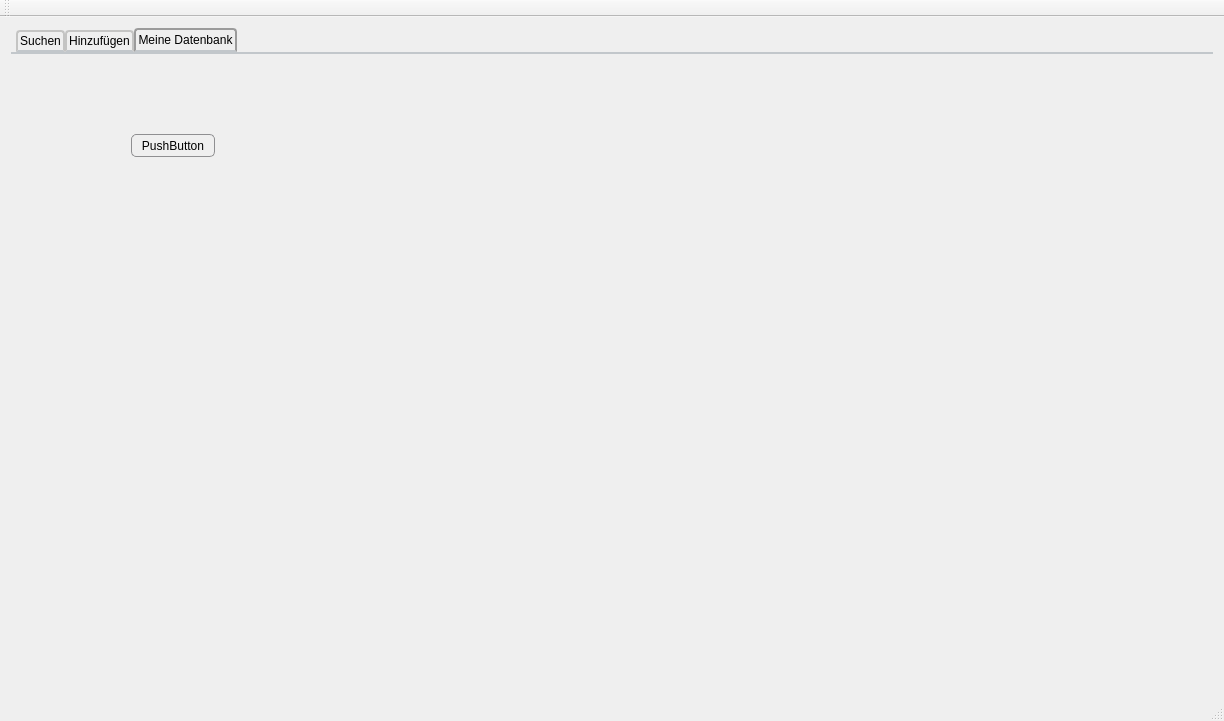
The window that mainwindow.ui (DaDarkDan/CookAndBakeryDb) describes before a commit, drawn with Qt 5.
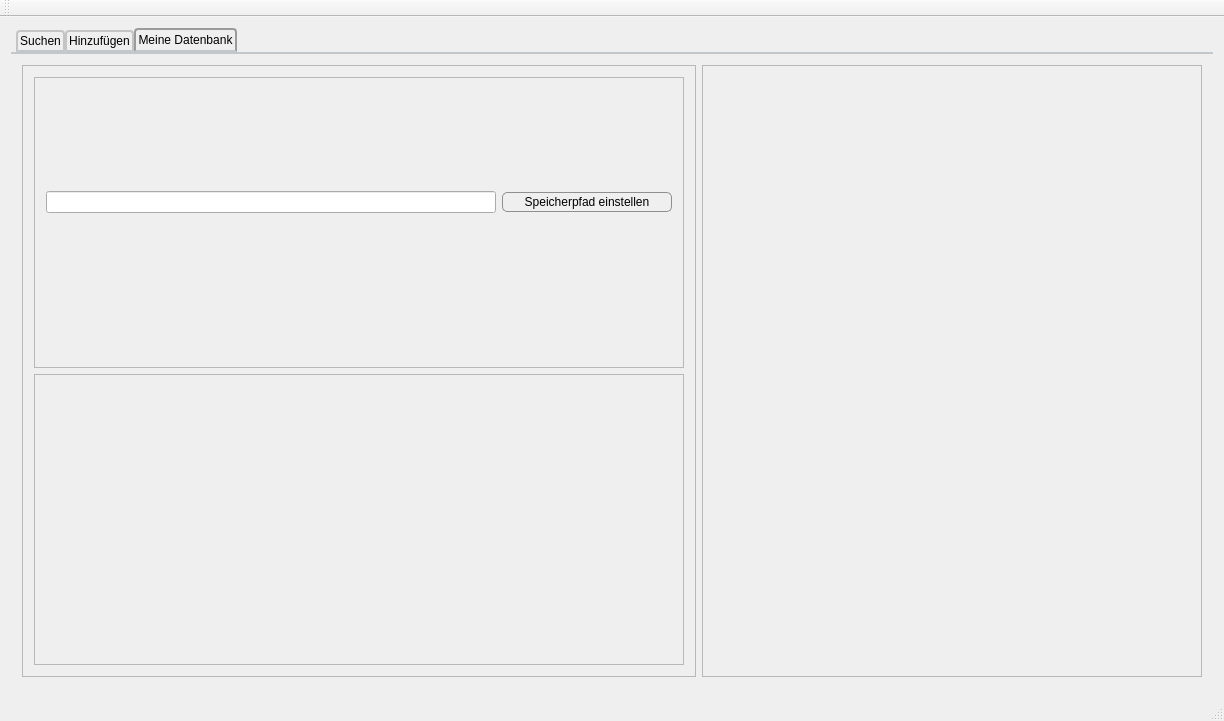
The same window after the commit. The open tabs and pages were chosen to show the change.

Commit message: Added HomePage & open Picture in native view & Bug fixing

Diff of the .ui file:
```diff
--- a/mainwindow.ui
+++ b/mainwindow.ui
@@ -1887,19 +1887,109 @@
        <attribute name="title">
         <string>Meine Datenbank</string>
        </attribute>
-       <widget class="QPushButton" name="pushButton">
-        <property name="geometry">
-         <rect>
-          <x>120</x>
-          <y>80</y>
-          <width>84</width>
-          <height>23</height>
-         </rect>
-        </property>
-        <property name="text">
-         <string>PushButton</string>
-        </property>
-       </widget>
+       <layout class="QHBoxLayout" name="horizontalLayout_5">
+        <item>
+         <widget class="QFrame" name="homeSettingsFrame">
+          <property name="frameShape">
+           <enum>QFrame::StyledPanel</enum>
+          </property>
+          <property name="frameShadow">
+           <enum>QFrame::Raised</enum>
+          </property>
+          <layout class="QVBoxLayout" name="verticalLayout_8">
+           <item>
+            <widget class="QFrame" name="generalSettingsFrame">
+             <property name="frameShape">
+              <enum>QFrame::StyledPanel</enum>
+             </property>
+             <property name="frameShadow">
+              <enum>QFrame::Raised</enum>
+             </property>
+             <layout class="QGridLayout" name="gridLayout_8">
+              <item row="2" column="0">
+               <spacer name="verticalSpacer">
+                <property name="orientation">
+                 <enum>Qt::Vertical</enum>
+                </property>
+                <property name="sizeType">
+                 <enum>QSizePolicy::Preferred</enum>
+                </property>
+                <property name="sizeHint" stdset="0">
+                 <size>
+                  <width>20</width>
+                  <height>40</height>
+                 </size>
+                </property>
+               </spacer>
+              </item>
+              <item row="0" column="1">
+               <widget class="QPushButton" name="homeSetDirectoryLabel">
+                <property name="sizePolicy">
+                 <sizepolicy hsizetype="Minimum" vsizetype="Fixed">
+                  <horstretch>0</horstretch>
+                  <verstretch>0</verstretch>
+                 </sizepolicy>
+                </property>
+                <property name="minimumSize">
+                 <size>
+                  <width>50</width>
+                  <height>20</height>
+                 </size>
+                </property>
+                <property name="text">
+                 <string>Speicherpfad einstellen</string>
+                </property>
+               </widget>
+              </item>
+              <item row="0" column="0">
+               <widget class="QLineEdit" name="homeDirectoryLineEdit">
+                <property name="minimumSize">
+                 <size>
+                  <width>250</width>
+                  <height>20</height>
+                 </size>
+                </property>
+                <property name="maximumSize">
+                 <size>
+                  <width>450</width>
+                  <height>16777215</height>
+                 </size>
+                </property>
+               </widget>
+              </item>
+             </layout>
+            </widget>
+           </item>
+           <item>
+            <widget class="QFrame" name="frame_6">
+             <property name="frameShape">
+              <enum>QFrame::StyledPanel</enum>
+             </property>
+             <property name="frameShadow">
+              <enum>QFrame::Raised</enum>
+             </property>
+            </widget>
+           </item>
+          </layout>
+         </widget>
+        </item>
+        <item>
+         <widget class="QFrame" name="homeFavouritesFrame">
+          <property name="minimumSize">
+           <size>
+            <width>500</width>
+            <height>0</height>
+           </size>
+          </property>
+          <property name="frameShape">
+           <enum>QFrame::StyledPanel</enum>
+          </property>
+          <property name="frameShadow">
+           <enum>QFrame::Raised</enum>
+          </property>
+         </widget>
+        </item>
+       </layout>
       </widget>
      </widget>
     </item>
```
Left out of the diff: 18 changed lines with no effect on the pictures. The commit also changes 18 other files.
